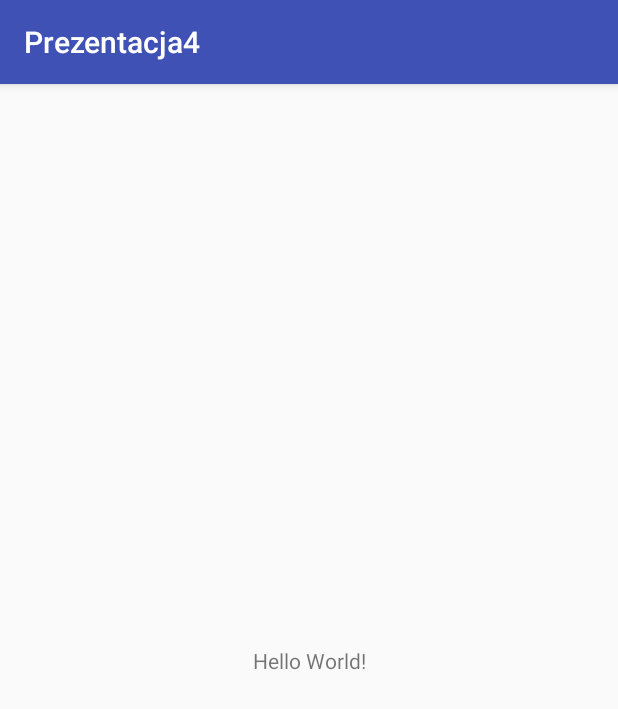
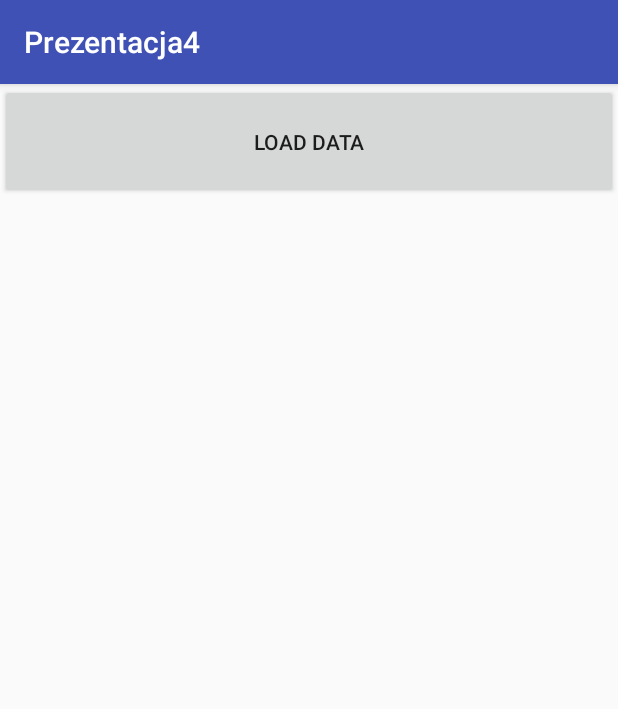
Before and after one commit to djwojtas/Prezentacja4, an Android app: the screen it shows after launch (MainActivity), on a phone screen of 412 x 824 dp. Shown: the top 709 px of the screen. Run offline under Robolectric (Android 15) with nearby library versions, the phone set to English and light mode, and no system bars.

```diff
--- a/app/build.gradle
+++ b/app/build.gradle
@@ -16,6 +16,10 @@ android {
             proguardFiles getDefaultProguardFile('proguard-android.txt'), 'proguard-rules.pro'
         }
     }
+    compileOptions {
+        targetCompatibility 1.8
+        sourceCompatibility 1.8
+    }
 }
 
 dependencies {
--- a/app/src/main/AndroidManifest.xml
+++ b/app/src/main/AndroidManifest.xml
@@ -1,6 +1,8 @@
 <?xml version="1.0" encoding="utf-8"?>
 <manifest xmlns:android="http://schemas.android.com/apk/res/android"
     package="pl.edu.agh.prezentacja4">
+
+    <uses-permission android:name="android.permission.READ_CONTACTS" />
 
     <application
         android:allowBackup="true"
--- a/app/src/main/res/layout/activity_main.xml
+++ b/app/src/main/res/layout/activity_main.xml
@@ -1,18 +1,29 @@
 <?xml version="1.0" encoding="utf-8"?>
-<android.support.constraint.ConstraintLayout xmlns:android="http://schemas.android.com/apk/res/android"
+<!--<android.support.constraint.ConstraintLayout xmlns:android="http://schemas.android.com/apk/res/android"--><!--xmlns:app="http://schemas.android.com/apk/res-auto"--><!--xmlns:tools="http://schemas.android.com/tools"--><!--android:layout_width="match_parent"--><!--android:layout_height="match_parent"--><!--tools:context=".MainActivity">-->
+
+<LinearLayout xmlns:android="http://schemas.android.com/apk/res/android"
     xmlns:app="http://schemas.android.com/apk/res-auto"
     xmlns:tools="http://schemas.android.com/tools"
     android:layout_width="match_parent"
     android:layout_height="match_parent"
-    tools:context=".MainActivity">
+    android:orientation="vertical"
+    tools:layout_editor_absoluteX="8dp"
+    tools:layout_editor_absoluteY="8dp"
+    android:weightSum="10">
 
-    <TextView
-        android:layout_width="wrap_content"
-        android:layout_height="wrap_content"
-        android:text="Hello World!"
-        app:layout_constraintBottom_toBottomOf="parent"
-        app:layout_constraintLeft_toLeftOf="parent"
-        app:layout_constraintRight_toRightOf="parent"
-        app:layout_constraintTop_toTopOf="parent" />
+    <Button
+        android:id="@+id/loadDataButton"
+        android:layout_width="match_parent"
+        android:layout_height="0dp"
+        android:text="LOAD DATA"
+        android:layout_weight="1" />
 
-</android.support.constraint.ConstraintLayout>
+    <TableLayout
+        android:id="@+id/contactsTableLayout"
+        android:layout_width="match_parent"
+        android:layout_height="0dp"
+        android:layout_weight="9"
+        android:stretchColumns="*">
+
+    </TableLayout>
+</LinearLayout>
```
Also changed, not shown: app/src/main/java/pl/edu/agh/prezentacja4/MainActivity.java (+94 -1 lines).
